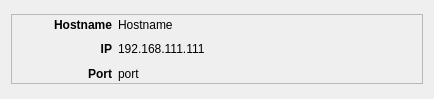
KROIA/PeerToPeerNetwork, file core/ui/UiPeerInfo.ui: the form before one commit.
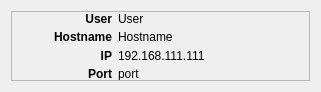
The form after the commit.

The edit to the form file:
```diff
--- a/core/ui/UiPeerInfo.ui
+++ b/core/ui/UiPeerInfo.ui
@@ -6,8 +6,8 @@
    <rect>
     <x>0</x>
     <y>0</y>
-    <width>434</width>
-    <height>99</height>
+    <width>321</width>
+    <height>88</height>
    </rect>
   </property>
   <property name="maximumSize">
@@ -53,29 +53,7 @@
       <property name="bottomMargin">
        <number>0</number>
       </property>
-      <item row="0" column="0">
-       <widget class="QLabel" name="label">
-        <property name="maximumSize">
-         <size>
-          <width>100</width>
-          <height>16777215</height>
-         </size>
-        </property>
-        <property name="font">
-         <font>
-          <weight>75</weight>
-          <bold>true</bold>
-         </font>
-        </property>
-        <property name="text">
-         <string>Hostname</string>
-        </property>
-        <property name="alignment">
-         <set>Qt::AlignRight|Qt::AlignTrailing|Qt::AlignVCenter</set>
-        </property>
-       </widget>
-      </item>
-      <item row="0" column="1">
+      <item row="1" column="1">
        <widget class="QLabel" name="hostName_label">
         <property name="minimumSize">
          <size>
@@ -94,7 +72,7 @@
         </property>
        </widget>
       </item>
-      <item row="1" column="0">
+      <item row="2" column="0">
        <widget class="QLabel" name="label_2">
         <property name="maximumSize">
          <size>
@@ -116,7 +94,26 @@
         </property>
        </widget>
       </item>
-      <item row="1" column="1">
+      <item row="3" column="1">
+       <widget class="QLabel" name="port_label">
+        <property name="minimumSize">
+         <size>
+          <width>100</width>
+          <height>0</height>
+         </size>
+        </property>
+        <property name="maximumSize">
+         <size>
+          <width>16777215</width>
+          <height>16777215</height>
+         </size>
+        </property>
+        <property name="text">
+         <string>port</string>
+        </property>
+       </widget>
+      </item>
+      <item row="2" column="1">
        <widget class="QLabel" name="ip_label">
         <property name="minimumSize">
          <size>
@@ -135,7 +132,7 @@
         </property>
        </widget>
       </item>
-      <item row="2" column="0">
+      <item row="3" column="0">
        <widget class="QLabel" name="label_3">
         <property name="maximumSize">
          <size>
@@ -157,22 +154,48 @@
         </property>
        </widget>
       </item>
-      <item row="2" column="1">
-       <widget class="QLabel" name="port_label">
-        <property name="minimumSize">
-         <size>
-          <width>100</width>
-          <height>0</height>
-         </size>
-        </property>
+      <item row="1" column="0">
+       <widget class="QLabel" name="label">
         <property name="maximumSize">
          <size>
-          <width>16777215</width>
+          <width>100</width>
           <height>16777215</height>
          </size>
         </property>
+        <property name="font">
+         <font>
+          <weight>75</weight>
+          <bold>true</bold>
+         </font>
+        </property>
         <property name="text">
-         <string>port</string>
+         <string>Hostname</string>
+        </property>
+        <property name="alignment">
+         <set>Qt::AlignRight|Qt::AlignTrailing|Qt::AlignVCenter</set>
+        </property>
+       </widget>
+      </item>
+      <item row="0" column="0">
+       <widget class="QLabel" name="label_4">
+        <property name="font">
+         <font>
+          <weight>75</weight>
+          <bold>true</bold>
+         </font>
+        </property>
+        <property name="text">
+         <string>User</string>
+        </property>
+        <property name="alignment">
+         <set>Qt::AlignRight|Qt::AlignTrailing|Qt::AlignVCenter</set>
+        </property>
+       </widget>
+      </item>
+      <item row="0" column="1">
+       <widget class="QLabel" name="user_label">
+        <property name="text">
+         <string>User</string>
         </property>
        </widget>
       </item>
```
